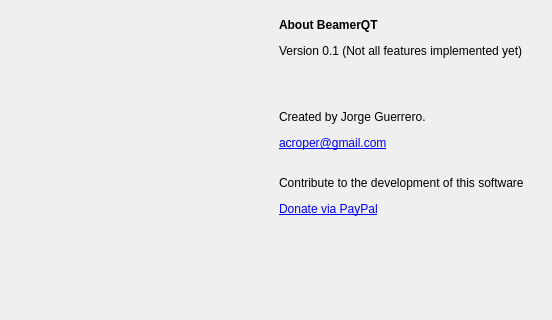
Above: gui/About.ui from acroper/BeamerQt before the change; both pictures show x 0 to 552 and y 0 to 320 of the 552 by 642 pixel window. Below: the same form after it.
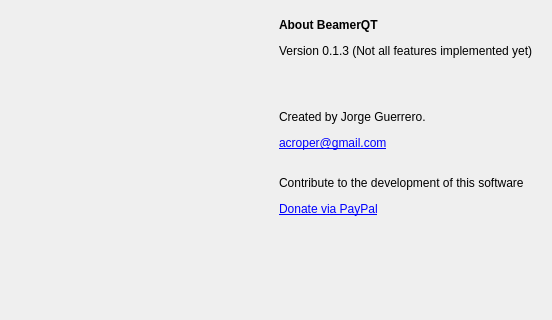
That is the form after the change. Icons and pictures are not drawn.

```diff
--- a/gui/About.ui
+++ b/gui/About.ui
@@ -41,7 +41,7 @@
        <item>
         <widget class="QLabel" name="label_2">
          <property name="text">
-          <string>&lt;html&gt;&lt;head/&gt;&lt;body&gt;&lt;p&gt;&lt;span style=&quot; font-weight:600;&quot;&gt;About BeamerQT&lt;/span&gt;&lt;/p&gt;&lt;p&gt;Version 0.1 (Not all features implemented yet)&lt;/p&gt;&lt;p&gt;&lt;br/&gt;&lt;/p&gt;&lt;p&gt;Created by Jorge Guerrero.&lt;/p&gt;&lt;p&gt;&lt;a href=&quot;mailto:acroper@gmail.com&quot;&gt;&lt;span style=&quot; text-decoration: underline; color:#0000ff;&quot;&gt;acroper@gmail.com&lt;/span&gt;&lt;/a&gt;&lt;/p&gt;&lt;p&gt;&lt;br/&gt;Contribute to the development of this software&lt;/p&gt;&lt;p&gt;&lt;a href=&quot;https://www.paypal.com/donate/?business=2PP5H8Z8L5E8E&amp;amp;no_recurring=0&amp;amp;item_name=Support+the+development+of+BeamerQT&amp;amp;currency_code=USD&quot;&gt;&lt;span style=&quot; text-decoration: underline; color:#0000ff;&quot;&gt;Donate via PayPal&lt;/span&gt;&lt;/a&gt;&lt;/p&gt;&lt;p&gt;&lt;br/&gt;&lt;/p&gt;&lt;p&gt;&lt;br/&gt;&lt;/p&gt;&lt;/body&gt;&lt;/html&gt;</string>
+          <string>&lt;html&gt;&lt;head/&gt;&lt;body&gt;&lt;p&gt;&lt;span style=&quot; font-weight:600;&quot;&gt;About BeamerQT&lt;/span&gt;&lt;/p&gt;&lt;p&gt;Version 0.1.3 (Not all features implemented yet)&lt;/p&gt;&lt;p&gt;&lt;br/&gt;&lt;/p&gt;&lt;p&gt;Created by Jorge Guerrero.&lt;/p&gt;&lt;p&gt;&lt;a href=&quot;mailto:acroper@gmail.com&quot;&gt;&lt;span style=&quot; text-decoration: underline; color:#0000ff;&quot;&gt;acroper@gmail.com&lt;/span&gt;&lt;/a&gt;&lt;/p&gt;&lt;p&gt;&lt;br/&gt;Contribute to the development of this software&lt;/p&gt;&lt;p&gt;&lt;a href=&quot;https://www.paypal.com/donate/?business=2PP5H8Z8L5E8E&amp;amp;no_recurring=0&amp;amp;item_name=Support+the+development+of+BeamerQT&amp;amp;currency_code=USD&quot;&gt;&lt;span style=&quot; text-decoration: underline; color:#0000ff;&quot;&gt;Donate via PayPal&lt;/span&gt;&lt;/a&gt;&lt;/p&gt;&lt;p&gt;&lt;br/&gt;&lt;/p&gt;&lt;p&gt;&lt;br/&gt;&lt;/p&gt;&lt;/body&gt;&lt;/html&gt;</string>
          </property>
          <property name="textFormat">
           <enum>Qt::RichText</enum>
```
